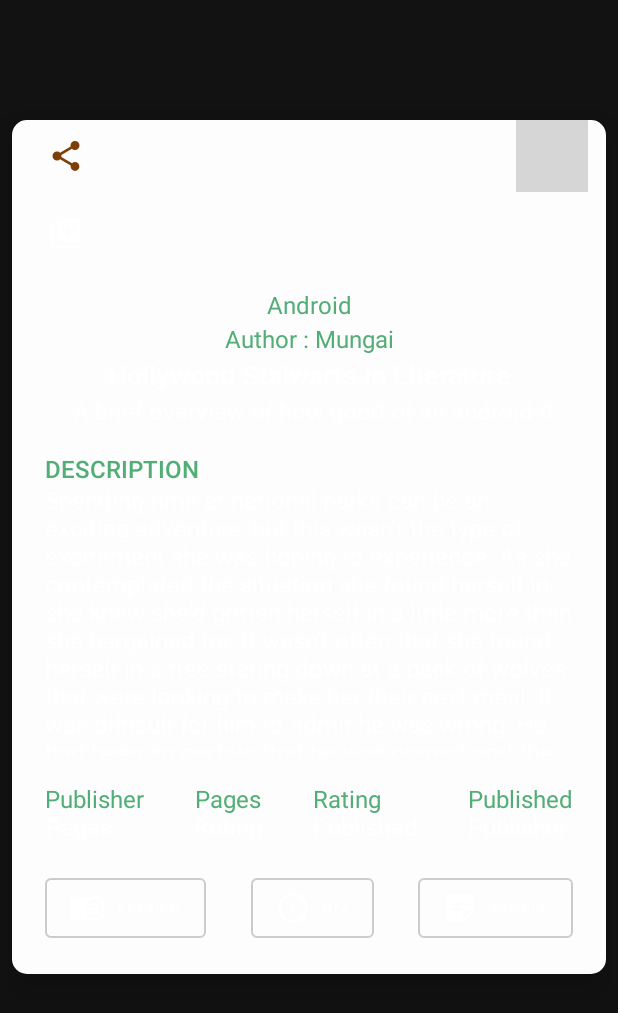
After one commit to mungai-codes/tome_sanctuary, an Android app built with Jetpack Compose: the composable SheetContent shown on its own in the app's theme, on a phone screen of 412 x 824 dp. The commit adds this screen. Shown: the top 1013 px of the screen. Run offline under Robolectric (Android 15) with nearby library versions, the phone set to English and light mode, and no system bars; 3 statements that could not run were skipped; grey boxes are pictures that could not be loaded.

Commit message:
bottom sheet content designed

```diff
--- /dev/null
+++ b/app/src/main/java/com/mungaicodes/tomesanctuary/presentation/util/SheetContent.kt
@@ -0,0 +1,274 @@
+package com.mungaicodes.tomesanctuary.presentation.util
+
+import androidx.compose.foundation.BorderStroke
+import androidx.compose.foundation.layout.*
+import androidx.compose.foundation.rememberScrollState
+import androidx.compose.foundation.shape.RoundedCornerShape
+import androidx.compose.foundation.verticalScroll
+import androidx.compose.material.*
+import androidx.compose.material.icons.Icons
+import androidx.compose.material.icons.rounded.*
+import androidx.compose.material.icons.twotone.Bookmark
+import androidx.compose.runtime.*
+import androidx.compose.ui.Alignment
+import androidx.compose.ui.Modifier
+import androidx.compose.ui.graphics.Color
+import androidx.compose.ui.res.stringResource
+import androidx.compose.ui.text.font.FontWeight
+import androidx.compose.ui.text.style.TextAlign
+import androidx.compose.ui.text.style.TextOverflow
+import androidx.compose.ui.tooling.preview.Preview
+import androidx.compose.ui.unit.dp
+import androidx.compose.ui.unit.sp
+import com.mungaicodes.tomesanctuary.R
+import com.mungaicodes.tomesanctuary.presentation.ui.theme.GreenGrey50
+import com.mungaicodes.tomesanctuary.presentation.ui.theme.LampLight
+import com.mungaicodes.tomesanctuary.presentation.ui.theme.StatusBar
+import com.mungaicodes.tomesanctuary.presentation.ui.theme.TomeSanctuaryTheme
+
+@Composable
+fun SheetContent() {
+
+    var bookMarkSelected by remember {
+        mutableStateOf(false)
+    }
+
+    val (bookMarkIcon, tint) = when (bookMarkSelected) {
+        false -> Pair(Icons.TwoTone.Bookmark, StatusBar)
+        true -> Pair(Icons.TwoTone.Bookmark, GreenGrey50.copy(alpha = 1f))
+    }
+
+    Surface(
+        color = LampLight,
+        modifier = Modifier
+            .fillMaxWidth()
+            .wrapContentHeight()
+            .padding(horizontal = 8.dp)
+            .offset(y = 80.dp),
+        elevation = 16.dp,
+        shape = RoundedCornerShape(10.dp)
+    ) {
+
+        Column {
+            Row(
+                Modifier
+                    .fillMaxWidth()
+                    .padding(bottom = 15.dp)
+                    .padding(horizontal = 12.dp),
+                horizontalArrangement = Arrangement.SpaceBetween
+            ) {
+                Column(verticalArrangement = Arrangement.spacedBy(3.dp)) {
+                    IconButton(
+                        onClick = { }
+                    ) {
+                        Icon(
+                            imageVector = Icons.Rounded.Share,
+                            contentDescription = "share",
+                            tint = StatusBar
+                        )
+                    }
+                    IconButton(onClick = { }) {
+                        Icon(
+                            imageVector = Icons.Rounded.LibraryAdd,
+                            contentDescription = null
+                        )
+                    }
+
+                }
+                IconButton(onClick = { bookMarkSelected = !bookMarkSelected }) {
+                    Icon(
+                        imageVector = bookMarkIcon,
+                        contentDescription = "share",
+                        tint = tint
+                    )
+                }
+            }
+
+            Column(
+                modifier = Modifier
+                    .padding(horizontal = 22.dp)
+            ) {
+
+                Column(
+                    modifier = Modifier
+                        .align(Alignment.CenterHorizontally),
+                    verticalArrangement = Arrangement.spacedBy(4.dp),
+                    horizontalAlignment = Alignment.CenterHorizontally
+                ) {
+                    Text(
+                        text = "Android",
+                        color = GreenGrey50,
+                        textAlign = TextAlign.Center,
+                    )
+                    Text(
+                        text = "Author : Mungai",
+                        color = GreenGrey50,
+                        textAlign = TextAlign.Center,
+                    )
+                    Text(
+                        text = "Hollywood Stalwarts in Literature",
+                        fontWeight = FontWeight.Bold,
+                        fontSize = 18.sp,
+                        overflow = TextOverflow.Ellipsis,
+                        textAlign = TextAlign.Center,
+                    )
+                    Text(
+                        text =
+                        "A brief overview of how good of an android developer I am.",
+                        maxLines = 1,
+                        overflow = TextOverflow.Ellipsis,
+                        textAlign = TextAlign.Center,
+                        modifier = Modifier
+                            .padding(start = 15.dp)
+                    )
+                }
+
+                Column(
+                    verticalArrangement = Arrangement.spacedBy(2.dp),
+                    modifier = Modifier
+                        .padding(vertical = 20.dp)
+                        .height(200.dp)
+                ) {
+
+                    Text(
+                        text = "DESCRIPTION",
+                        fontWeight = FontWeight.SemiBold,
+                        color = GreenGrey50,
+                        modifier = Modifier.align(Alignment.Start)
+                    )
+                    Column(
+                        modifier = Modifier
+                            .verticalScroll(rememberScrollState())
+                            .weight(weight = 1f, fill = false)
+                    ) {
+                        Text(
+                            text = stringResource(id = R.string.test_paragraph),
+                        )
+                    }
+                }
+
+                Row(
+                    modifier = Modifier
+                        .fillMaxWidth(),
+                    verticalAlignment = Alignment.CenterVertically,
+                    horizontalArrangement = Arrangement.SpaceBetween
+                ) {
+                    Column {
+                        Text(
+                            text = "Publisher",
+                            color = GreenGrey50,
+                            textAlign = TextAlign.Center
+                        )
+                        Text(
+                            text = "Pages",
+                            textAlign = TextAlign.Center
+                        )
+                    }
+                    Column {
+                        Text(
+                            text = "Pages",
+                            color = GreenGrey50,
+                            textAlign = TextAlign.Center
+                        )
+                        Text(
+                            text = "Rating",
+                            textAlign = TextAlign.Center
+                        )
+                    }
+                    Column {
+                        Text(
+                            text = "Rating",
+                            color = GreenGrey50,
+                            textAlign = TextAlign.Center
+                        )
+                        Text(
+                            text = "Published",
+                            textAlign = TextAlign.Center
+                        )
+                    }
+                    Column {
+                        Text(
+                            text = "Published",
+                            color = GreenGrey50,
+                            textAlign = TextAlign.Center
+                        )
+                        Text(
+                            text = "Publisher",
+                            textAlign = TextAlign.Center
+                        )
+                    }
+
+                }
+
+                Row(
+                    modifier = Modifier
+                        .padding(vertical = 20.dp)
+                        .fillMaxWidth(),
+                    horizontalArrangement = Arrangement.SpaceBetween
+                ) {
+
+                    OutlinedButton(
+                        onClick = { /*TODO*/ },
+                        colors = ButtonDefaults.buttonColors(backgroundColor = Color.Transparent),
+                        border = BorderStroke(1.dp, Color.LightGray),
+                    ) {
+                        Icon(
+                            imageVector = Icons.Rounded.MenuBook,
+                            contentDescription = "preview"
+                        )
+                        Spacer(modifier = Modifier.size(ButtonDefaults.IconSpacing))
+                        Text(
+                            text = "PREVIEW",
+                            fontSize = 8.sp
+                        )
+                    }
+
+                    OutlinedButton(
+                        onClick = { /*TODO*/ },
+                        colors = ButtonDefaults.buttonColors(backgroundColor = Color.Transparent),
+                        border = BorderStroke(1.dp, Color.LightGray),
+                    ) {
+                        Icon(
+                            imageVector = Icons.Rounded.PlayCircleOutline,
+                            contentDescription = null
+                        )
+                        Spacer(modifier = Modifier.size(ButtonDefaults.IconSpacing))
+                        Text(
+                            text = "N/A",
+                            fontSize = 8.sp
+                        )
+                    }
+
+                    OutlinedButton(
+                        onClick = { /*TODO*/ },
+                        colors = ButtonDefaults.buttonColors(backgroundColor = Color.Transparent),
+                        border = BorderStroke(1.dp, Color.LightGray)
+                    ) {
+                        Icon(
+                            imageVector = Icons.Rounded.StickyNote2,
+                            contentDescription = "sample"
+                        )
+                        Spacer(modifier = Modifier.size(ButtonDefaults.IconSpacing))
+                        Text(
+                            text = "SAMPLE",
+                            fontSize = 8.sp
+                        )
+                    }
+
+                }
+            }
+
+        }
+
+    }
+
+}
+
+
+@Preview
+@Composable
+fun ContentPreview() {
+    TomeSanctuaryTheme {
+        SheetContent()
+    }
+}
--- a/app/src/main/res/values/strings.xml
+++ b/app/src/main/res/values/strings.xml
@@ -8,5 +8,7 @@
     <string name="google_cloud_server_client_secret">
         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
     </string>
+    <string name="test_paragraph">Spending time at national parks can be an exciting adventure, but this wasn\'t the type of excitement she was hoping to experience. As she contemplated the situation she found herself in, she knew she\'d gotten herself in a little more than she bargained for. It wasn\'t often that she found herself in a tree staring down at a pack of wolves that were looking to make her their next meal.
+It was difficult for him to admit he was wrong. He had been so certain that he was correct and the deeply held belief could never be shaken. Yet the proof that he had been incorrect stood right before his eyes. "See daddy, I told you that they are real!" his daughter excitedly proclaimed.</string>
 
 </resources>
```
Also changed, not shown: app/src/main/java/com/mungaicodes/tomesanctuary/presentation/category/CategoryResultsScreen.kt (+12 -47 lines), app/src/main/java/com/mungaicodes/tomesanctuary/presentation/util/BottomSheet.kt (deleted, +0 -247 lines).
